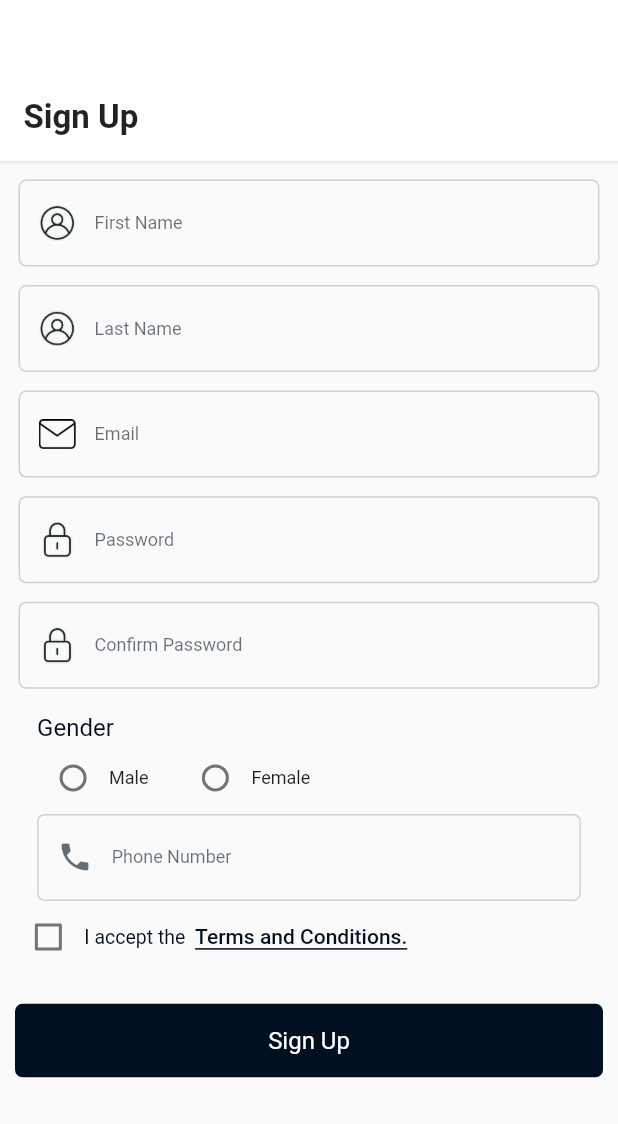
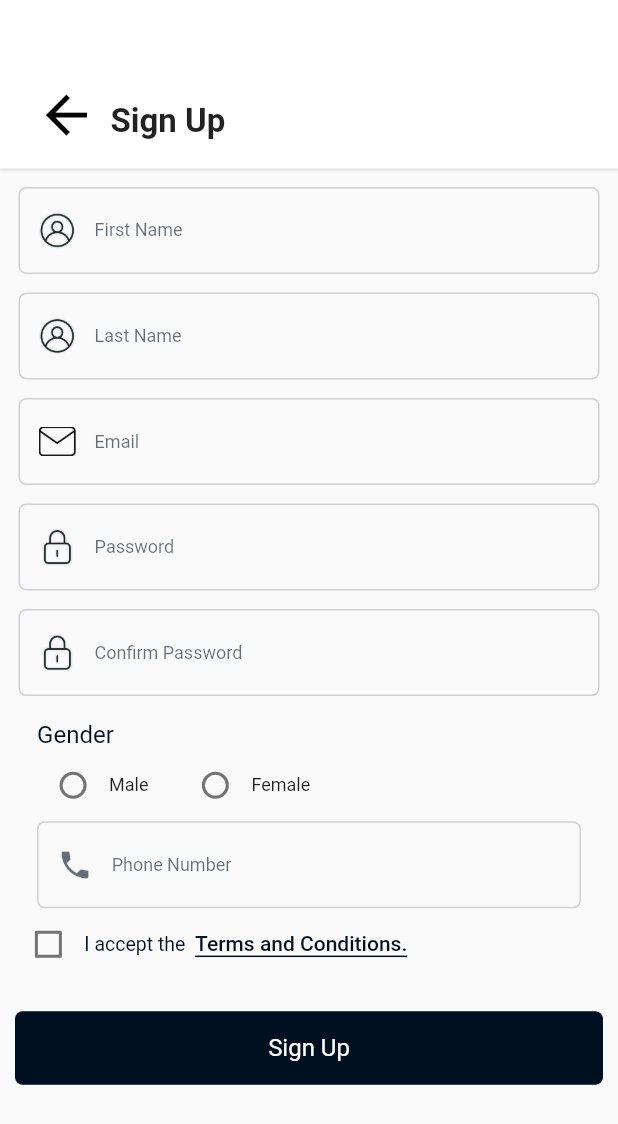
Before and after one commit to hammadhassan1221/work_samurai, a Flutter app: the SignUp screen opened directly, on a phone screen of 412 x 824 dp. Shown: the top 1124 px of the screen. Run offline on Flutter 3.47's test engine with Material 2 defaults, Android fonts, the phone set to English and light mode, and no system bars; drawn by our look-alikes of bouncing_widget; our stand-ins replace connectivity, device_info, dio, dotted_border, file_picker, firebase_messaging and 11 more; missing offline and left inert: flutter_google_places, flutter_polyline_points, fluttertoastalert, geocoder, get_version, google_maps_webservice; accounts and stored records are empty; network calls fail; statements that could not run were skipped.

Commit message:
Back Button for ios Sign uP issues Login button issues

```diff
--- a/lib/screens/login/login.dart
+++ b/lib/screens/login/login.dart
@@ -173,7 +173,7 @@ class _LoginState extends State<Login> with SingleTickerProviderStateMixin {
                   77.5,
                 ),
                 BouncingWidget(
-                  duration: Duration(milliseconds: 200),
+                  duration: Duration(milliseconds: 10),
                   scaleFactor: 1,
                   onPressed: () {
                     Navigator.push(context, SlideRightRoute(page: SignUp()));
@@ -182,7 +182,7 @@ class _LoginState extends State<Login> with SingleTickerProviderStateMixin {
                     text1: "Don't have an account?",
                     text2: "Sign Up",
                     onPress: () {
-
+                      Navigator.push(context, SlideRightRoute(page: SignUp()));
                     },
                   ),
                 ),
--- a/lib/screens/sign_up/sign_up.dart
+++ b/lib/screens/sign_up/sign_up.dart
@@ -79,7 +79,12 @@ class _SignUpState extends State<SignUp> {
           color: AppColors.clr_bg,
           child: Column(
             children: [
-              CommonWidgets.getAppBarWithout(text: "Sign Up"),
+             Row(
+               children: [
+
+                 CommonWidgets.getAppBarWithout1(text: "Sign Up", context: context),
+               ],
+             ),
               Expanded(
                   child: ListView(
                 children: [
--- a/lib/widgets/widgets.dart
+++ b/lib/widgets/widgets.dart
@@ -5,6 +5,7 @@ import 'package:work_samurai/res/assets.dart';
 import 'package:work_samurai/res/colors.dart';
 import 'package:work_samurai/res/sizes.dart';
 import 'package:work_samurai/res/strings.dart';
+
 
 class CommonWidgets {
   static Widget getRow(String text, bool value, Function onPress) {
@@ -467,7 +468,63 @@ class CommonWidgets {
       ),
     );
   }
+  static Widget getAppBarWithout1({
+    @required String text,
+    @required BuildContext context,
+  }) {
+    return Row(
+      children: [
 
+        Container(
+          width: AppSizes.width,
+          decoration: BoxDecoration(
+            color: AppColors.clr_white,
+            boxShadow: [
+              BoxShadow(
+                color: Colors.grey.withOpacity(0.25),
+                spreadRadius: 0.5,
+                blurRadius: 1,
+                offset: Offset(0, 1), // changes position of shadow
+              ),
+            ],
+          ),
+          padding: EdgeInsets.all(AppSizes.width * 0.038),
+          child: Row(
+            children: [
+              Align(
+                  alignment: Alignment.topLeft,
+                  child: Container(
+                      color: AppColors.clr_white,
+                      //height: AppSizes.height * 0.08,
+                      // width: AppSizes.width * 0.25,
+                      margin: EdgeInsets.fromLTRB(0, AppSizes.height*0.04, 10, 0),
+                      child: IconButton(
+                          icon: Icon(Icons.arrow_back_outlined,
+                            size:AppSizes.height*0.05,),
+                          color: Colors.black,
+                          onPressed: (){
+                            Navigator.pop(context);
+                          })
+
+                  )
+              ),
+              Container(
+                padding: EdgeInsets.only(top: 50),
+                child: Text(
+                  text,
+                  textAlign: TextAlign.justify,
+                  style: TextStyle(
+                      decoration: TextDecoration.none,
+                      fontSize: 22,
+                      fontFamily: Assets.muliBold),
+                ),
+              ),
+            ],
+          ),
+        ),
+      ],
+    );
+  }
   static Widget getGigsAppBar({
     @required String text,
   }) {
```
Also changed, not shown: 1 other file.
